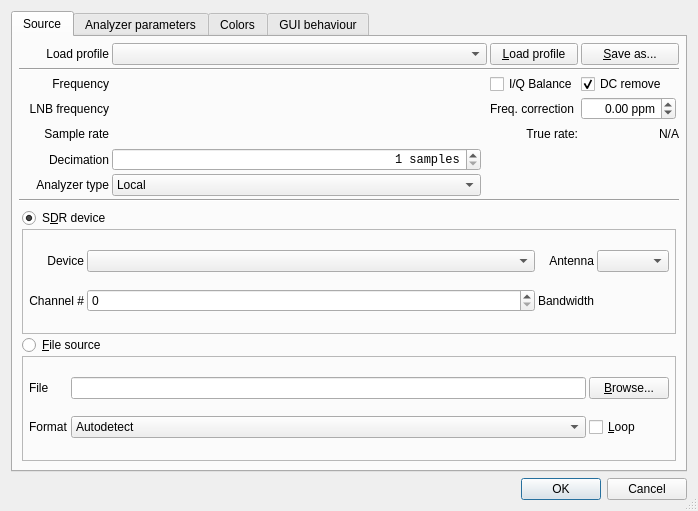
The window that ui/Config.ui (BatchDrake/SigDigger) describes before a commit, drawn with Qt 5.
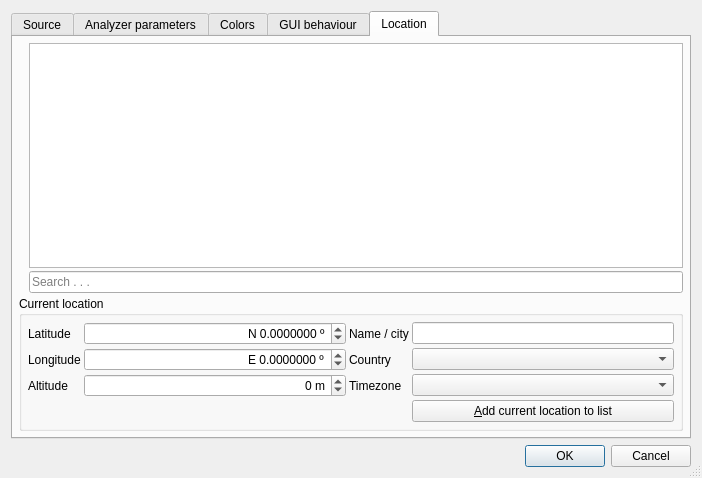
The same window after the commit. The open tabs and pages were chosen to show the change. Icons and pictures are not drawn. Custom widgets are drawn as their Qt base class.

```diff
--- a/ui/Config.ui
+++ b/ui/Config.ui
@@ -6,8 +6,8 @@
    <rect>
     <x>0</x>
     <y>0</y>
-    <width>698</width>
-    <height>511</height>
+    <width>702</width>
+    <height>478</height>
    </rect>
   </property>
   <property name="sizePolicy">
@@ -1382,6 +1382,234 @@
        </item>
       </layout>
      </widget>
+     <widget class="QWidget" name="tab_3">
+      <attribute name="title">
+       <string>Location</string>
+      </attribute>
+      <layout class="QGridLayout" name="gridLayout_15">
+       <property name="leftMargin">
+        <number>6</number>
+       </property>
+       <property name="topMargin">
+        <number>6</number>
+       </property>
+       <property name="rightMargin">
+        <number>6</number>
+       </property>
+       <property name="bottomMargin">
+        <number>6</number>
+       </property>
+       <property name="spacing">
+        <number>3</number>
+       </property>
+       <item row="0" column="0" rowspan="2">
+        <widget class="QLabel" name="label_50">
+         <property name="sizePolicy">
+          <sizepolicy hsizetype="Fixed" vsizetype="Fixed">
+           <horstretch>0</horstretch>
+           <verstretch>0</verstretch>
+          </sizepolicy>
+         </property>
+         <property name="maximumSize">
+          <size>
+           <width>440</width>
+           <height>220</height>
+          </size>
+         </property>
+         <property name="text">
+          <string/>
+         </property>
+         <property name="pixmap">
+          <pixmap resource="../icons/Icons.qrc">:/images/earthmap.png</pixmap>
+         </property>
+         <property name="scaledContents">
+          <bool>true</bool>
+         </property>
+        </widget>
+       </item>
+       <item row="1" column="1">
+        <widget class="QLineEdit" name="searchEdit">
+         <property name="placeholderText">
+          <string>Search . . .</string>
+         </property>
+        </widget>
+       </item>
+       <item row="0" column="1">
+        <widget class="QListWidget" name="cityListWidget"/>
+       </item>
+       <item row="2" column="0" colspan="2">
+        <widget class="QGroupBox" name="groupBox">
+         <property name="title">
+          <string>Current location</string>
+         </property>
+         <layout class="QGridLayout" name="gridLayout_17">
+          <property name="leftMargin">
+           <number>6</number>
+          </property>
+          <property name="topMargin">
+           <number>6</number>
+          </property>
+          <property name="rightMargin">
+           <number>6</number>
+          </property>
+          <property name="bottomMargin">
+           <number>6</number>
+          </property>
+          <property name="spacing">
+           <number>3</number>
+          </property>
+          <item row="3" column="3">
+           <widget class="QComboBox" name="tzCombo"/>
+          </item>
+          <item row="1" column="0">
+           <widget class="QLabel" name="label_51">
+            <property name="text">
+             <string>Latitude</string>
+            </property>
+           </widget>
+          </item>
+          <item row="1" column="1">
+           <widget class="QDoubleSpinBox" name="latitudeSpinBox">
+            <property name="alignment">
+             <set>Qt::AlignRight|Qt::AlignTrailing|Qt::AlignVCenter</set>
+            </property>
+            <property name="prefix">
+             <string>N </string>
+            </property>
+            <property name="suffix">
+             <string> º</string>
+            </property>
+            <property name="decimals">
+             <number>7</number>
+            </property>
+            <property name="minimum">
+             <double>-90.000000000000000</double>
+            </property>
+            <property name="maximum">
+             <double>90.000000000000000</double>
+            </property>
+           </widget>
+          </item>
+          <item row="3" column="2">
+           <widget class="QLabel" name="label_56">
+            <property name="text">
+             <string>Timezone</string>
+            </property>
+           </widget>
+          </item>
+          <item row="3" column="0">
+           <widget class="QLabel" name="label_53">
+            <property name="text">
+             <string>Altitude</string>
+            </property>
+           </widget>
+          </item>
+          <item row="2" column="1">
+           <widget class="QDoubleSpinBox" name="longitudeSpinBox">
+            <property name="alignment">
+             <set>Qt::AlignRight|Qt::AlignTrailing|Qt::AlignVCenter</set>
+            </property>
+            <property name="prefix">
+             <string>E </string>
+            </property>
+            <property name="suffix">
+             <string> º</string>
+            </property>
+            <property name="decimals">
+             <number>7</number>
+            </property>
+            <property name="minimum">
+             <double>-180.000000000000000</double>
+            </property>
+            <property name="maximum">
+             <double>180.000000000000000</double>
+            </property>
+           </widget>
+          </item>
+          <item row="1" column="2">
+           <widget class="QLabel" name="label_54">
+            <property name="text">
+             <string>Name / city</string>
+            </property>
+           </widget>
+          </item>
+          <item row="2" column="0">
+           <widget class="QLabel" name="label_52">
+            <property name="text">
+             <string>Longitude</string>
+            </property>
+           </widget>
+          </item>
+          <item row="3" column="1">
+           <widget class="QDoubleSpinBox" name="altitudeSpinBox">
+            <property name="alignment">
+             <set>Qt::AlignRight|Qt::AlignTrailing|Qt::AlignVCenter</set>
+            </property>
+            <property name="suffix">
+             <string> m</string>
+            </property>
+            <property name="decimals">
+             <number>0</number>
+            </property>
+            <property name="minimum">
+             <double>-500.000000000000000</double>
+            </property>
+            <property name="maximum">
+             <double>999999.000000000000000</double>
+            </property>
+           </widget>
+          </item>
+          <item row="2" column="3">
+           <widget class="QComboBox" name="countryCombo"/>
+          </item>
+          <item row="1" column="3">
+           <widget class="QLineEdit" name="cityNameEdit"/>
+          </item>
+          <item row="4" column="3">
+           <widget class="QPushButton" name="addToListButton">
+            <property name="text">
+             <string>&amp;Add current location to list</string>
+            </property>
+           </widget>
+          </item>
+          <item row="2" column="2">
+           <widget class="QLabel" name="label_55">
+            <property name="text">
+             <string>Country</string>
+            </property>
+           </widget>
+          </item>
+          <item row="0" column="1">
+           <spacer name="horizontalSpacer">
+            <property name="orientation">
+             <enum>Qt::Horizontal</enum>
+            </property>
+            <property name="sizeHint" stdset="0">
+             <size>
+              <width>40</width>
+              <height>0</height>
+             </size>
+            </property>
+           </spacer>
+          </item>
+          <item row="0" column="3">
+           <spacer name="horizontalSpacer_3">
+            <property name="orientation">
+             <enum>Qt::Horizontal</enum>
+            </property>
+            <property name="sizeHint" stdset="0">
+             <size>
+              <width>40</width>
+              <height>0</height>
+             </size>
+            </property>
+           </spacer>
+          </item>
+         </layout>
+        </widget>
+       </item>
+      </layout>
+     </widget>
     </widget>
    </item>
   </layout>
```
Left out of the diff: 48 changed lines with no effect on the pictures.
